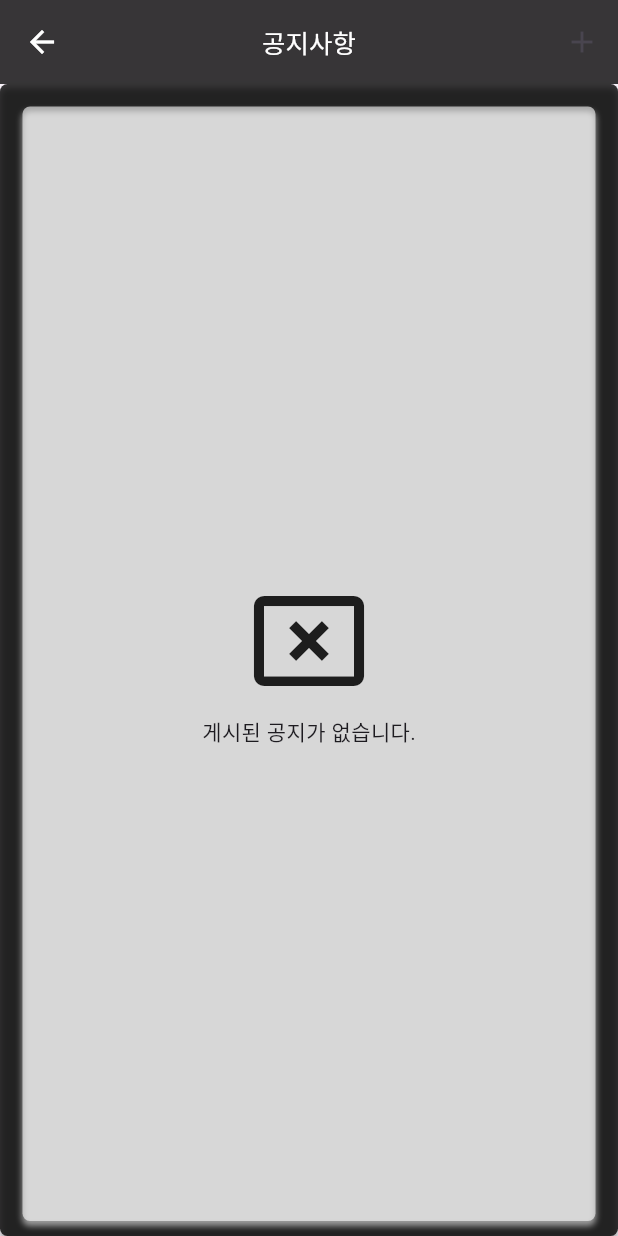
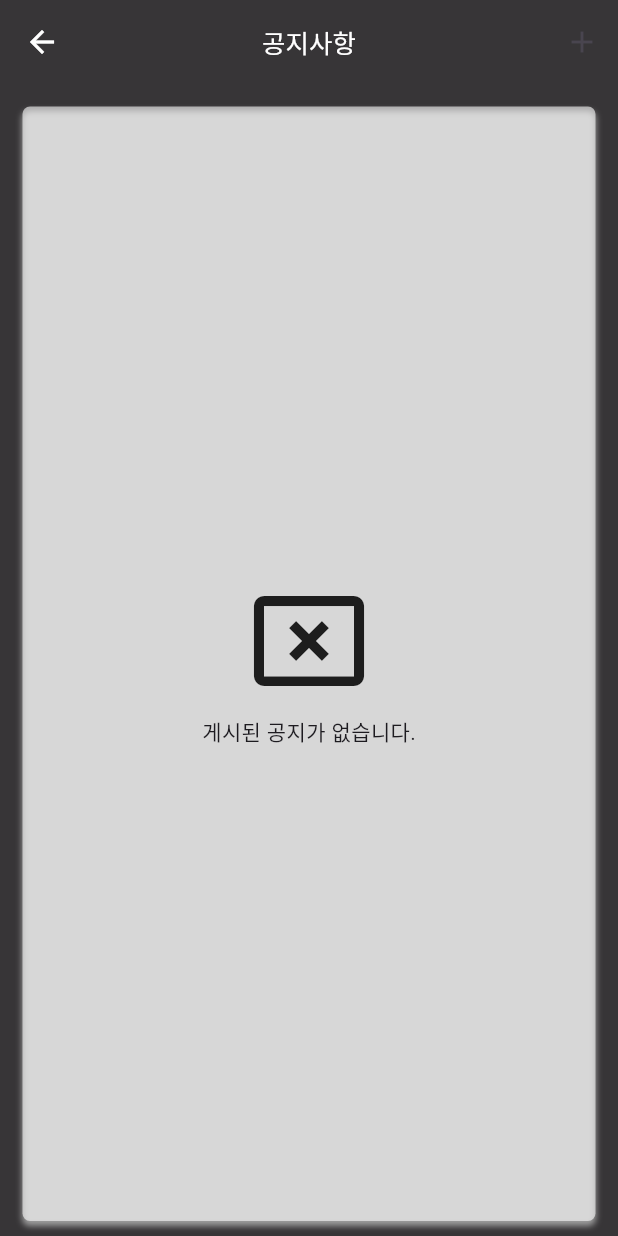
Before and after one commit to MoraeCastle/GoTogether, a Flutter app: the NoticeListView screen opened by its route, on a phone screen of 412 x 824 dp. Run offline on Flutter 3.47's test engine with Material 3 defaults, Android fonts, the phone set to English and light mode, and no system bars; our stand-ins replace bot_toast, cached_network_image, device_info_plus, dio, expansion_tile_card, firebase_core and 14 more; missing offline and left inert: app_settings, chatview, flutter_google_maps_webservices, map_autocomplete_field, random_text_reveal, time_range_picker; accounts and stored records are empty.

Commit message:
기타 씬 내 공지사항목록 및 번역기 씬 내 UI 수정

```diff
--- a/lib/screens/notice_list_screen.dart
+++ b/lib/screens/notice_list_screen.dart
@@ -67,17 +67,7 @@ class _NoticeListViewState extends State<NoticeListView> {
           padding: EdgeInsets.only(top: 15, left: 15, right: 15),
           width: double.infinity,
           height: double.infinity,
-          decoration: BoxDecoration(
-            color: Colors.black.withAlpha(200),
-            borderRadius: BorderRadius.circular(5),
-            boxShadow: const [
-              BoxShadow(
-                color: Colors.grey,
-                offset: Offset(0.0, 3.0), //(x,y)
-                blurRadius: 3.0,
-              ),
-            ],
-          ),
+          color: Colors.black.withAlpha(200),
           child: Container(
             margin: EdgeInsets.only(bottom: 10),
             decoration: BoxDecoration(
```
Also changed, not shown: lib/screens/translator_screen.dart (+26 -1 lines).
